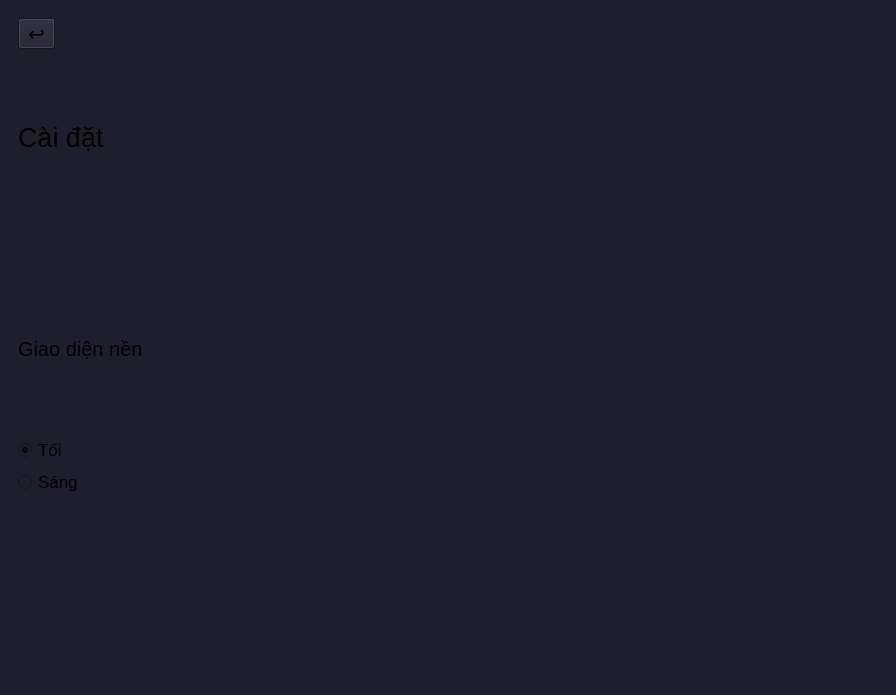
Above: mainwindow.ui from giabao070804/Qt-Weather-UI before the change. Below: the same form after it.
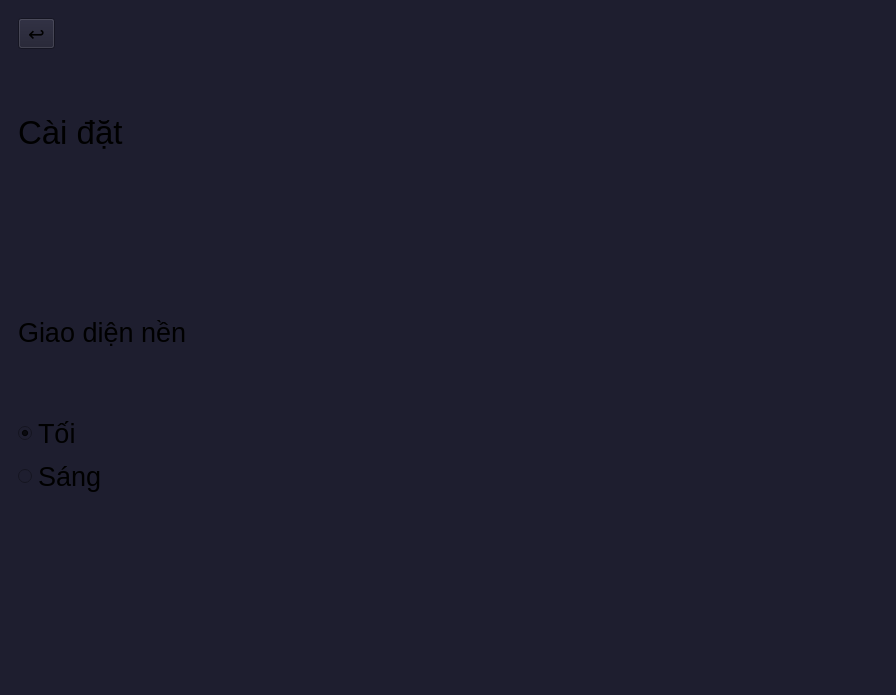
That is the form after the change. The open tabs and pages were chosen to show the change. Icons and pictures are not drawn.

Commit message: Viết lại code vào các hàm

Diff of the .ui file:
```diff
--- a/mainwindow.ui
+++ b/mainwindow.ui
@@ -309,7 +309,7 @@
             <property name="font">
              <font>
               <family>Arial</family>
-              <pointsize>20</pointsize>
+              <pointsize>25</pointsize>
              </font>
             </property>
             <property name="text">
@@ -338,7 +338,7 @@
             <property name="font">
              <font>
               <family>Arial</family>
-              <pointsize>15</pointsize>
+              <pointsize>20</pointsize>
              </font>
             </property>
             <property name="text">
@@ -351,7 +351,7 @@
             <property name="font">
              <font>
               <family>Arial</family>
-              <pointsize>13</pointsize>
+              <pointsize>20</pointsize>
              </font>
             </property>
             <property name="text">
@@ -370,7 +370,7 @@
             <property name="font">
              <font>
               <family>Arial</family>
-              <pointsize>13</pointsize>
+              <pointsize>20</pointsize>
              </font>
             </property>
             <property name="text">
```
Left out of the diff: 7 changed lines with no effect on the pictures. The commit also changes 2 other files.
